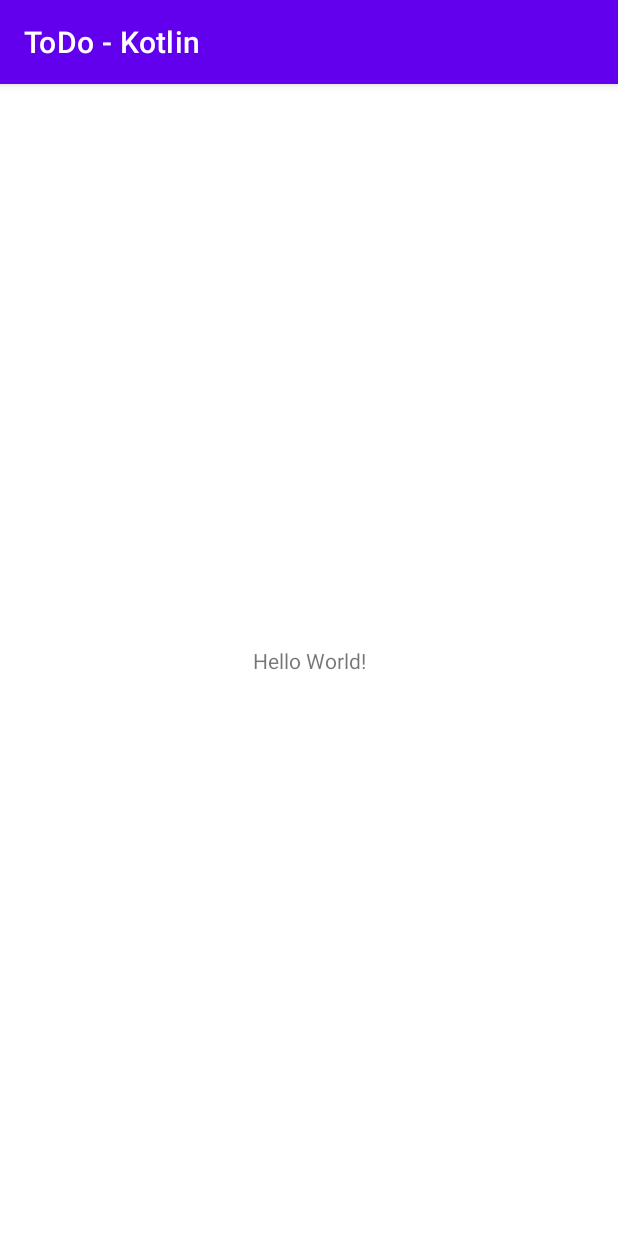
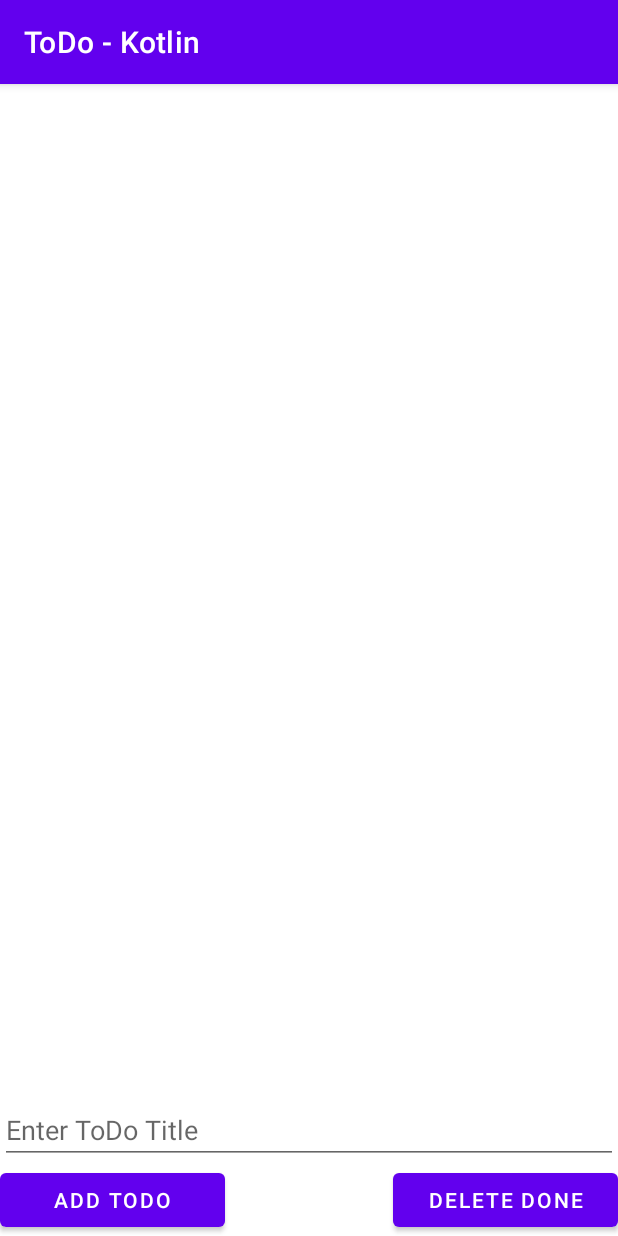
Before and after one commit to TheBardia/ToDo-Kotlin, an Android app: the screen it shows after launch (MainActivity), on a phone screen of 412 x 824 dp. Run offline under Robolectric (Android 15) with nearby library versions, the phone set to English and light mode, and no system bars.

Commit message:
ToDo List running locally
Features currently include:
1. Adding a new ToDo List
2. Checking a ToDo marked as done
3. Deleting all the done ToDo items

```diff
--- a/app/build.gradle
+++ b/app/build.gradle
@@ -1,6 +1,7 @@
 plugins {
     id 'com.android.application'
     id 'kotlin-android'
+    id 'kotlin-android-extensions'
 }
 
 android {
@@ -44,4 +45,5 @@ dependencies {
     androidTestImplementation 'androidx.test.espresso:espresso-core:3.2.0'
 
     implementation 'com.google.android.material:material:1.3.0-alpha02'
+    implementation "org.jetbrains.anko:anko-common:0.8.3"
 }
--- a/app/src/main/AndroidManifest.xml
+++ b/app/src/main/AndroidManifest.xml
@@ -1,6 +1,9 @@
 <?xml version="1.0" encoding="utf-8"?>
 <manifest xmlns:android="http://schemas.android.com/apk/res/android"
     package="com.example.todo_kotlin">
+
+    <uses-permission android:name="android.permission.INTERNET" />
+    <uses-permission android:name="android.permission.ACCESS_NETWORK_STATE" />
 
     <application
         android:allowBackup="true"
--- a/app/src/main/java/com/example/todo_kotlin/MainActivity.kt
+++ b/app/src/main/java/com/example/todo_kotlin/MainActivity.kt
@@ -2,10 +2,40 @@ package com.example.todo_kotlin
 
 import androidx.appcompat.app.AppCompatActivity
 import android.os.Bundle
+import android.widget.Toast
+import androidx.recyclerview.widget.LinearLayoutManager
+import kotlinx.android.synthetic.main.activity_main.*
+import java.net.URL
 
 class MainActivity : AppCompatActivity() {
+
+    private lateinit var toDoAdapter: ToDoAdapter
+
     override fun onCreate(savedInstanceState: Bundle?) {
         super.onCreate(savedInstanceState)
         setContentView(R.layout.activity_main)
+
+        toDoAdapter = ToDoAdapter(mutableListOf())
+
+        rvToDoItems.adapter = toDoAdapter
+        rvToDoItems.layoutManager = LinearLayoutManager(this)
+
+        btnAddToDo.setOnClickListener {
+            val todoTitle = etToDoTitle.text.toString()
+            if(todoTitle.isNotEmpty()) {
+                val todo = ToDo(todoTitle)
+                toDoAdapter.addToDo(todo)
+                etToDoTitle.text.clear()
+            }
+
+            val text = "Hello toast!"
+            val duration = Toast.LENGTH_SHORT
+            val toast = Toast.makeText(applicationContext, text, duration)
+            toast.show()
+        }
+
+        btnDeleteDoneToDos.setOnClickListener {
+            toDoAdapter.deleteDoneToDos()
+        }
     }
 }
--- /dev/null
+++ b/app/src/main/java/com/example/todo_kotlin/ToDo.kt
@@ -0,0 +1,6 @@
+package com.example.todo_kotlin
+
+data class ToDo (
+    val title: String,
+    var isChecked: Boolean = false
+)
--- a/app/src/main/res/layout/activity_main.xml
+++ b/app/src/main/res/layout/activity_main.xml
@@ -6,13 +6,40 @@
     android:layout_height="match_parent"
     tools:context=".MainActivity">
 
-    <TextView
-        android:layout_width="wrap_content"
-        android:layout_height="wrap_content"
-        android:text="Hello World!"
-        app:layout_constraintBottom_toBottomOf="parent"
-        app:layout_constraintLeft_toLeftOf="parent"
-        app:layout_constraintRight_toRightOf="parent"
+    <androidx.recyclerview.widget.RecyclerView
+        android:id="@+id/rvToDoItems"
+        android:layout_width="match_parent"
+        android:layout_height="0dp"
+        app:layout_constraintBottom_toTopOf="@+id/etToDoTitle"
+        app:layout_constraintEnd_toEndOf="parent"
+        app:layout_constraintHorizontal_bias="1.0"
+        app:layout_constraintStart_toStartOf="parent"
         app:layout_constraintTop_toTopOf="parent" />
 
+    <EditText
+        android:id="@+id/etToDoTitle"
+        android:layout_width="0dp"
+        android:layout_height="wrap_content"
+        android:hint="Enter ToDo Title"
+        app:layout_constraintBottom_toTopOf="@+id/btnAddToDo"
+        app:layout_constraintEnd_toEndOf="parent"
+        app:layout_constraintHorizontal_bias="1.0"
+        app:layout_constraintStart_toStartOf="parent" />
+
+    <Button
+        android:id="@+id/btnAddToDo"
+        android:layout_width="150dp"
+        android:layout_height="wrap_content"
+        android:text="Add ToDo"
+        app:layout_constraintBottom_toBottomOf="parent"
+        app:layout_constraintStart_toStartOf="parent" />
+
+    <Button
+        android:id="@+id/btnDeleteDoneToDos"
+        android:layout_width="150dp"
+        android:layout_height="wrap_content"
+        android:text="Delete Done"
+        app:layout_constraintBottom_toBottomOf="parent"
+        app:layout_constraintEnd_toEndOf="parent" />
+
 </androidx.constraintlayout.widget.ConstraintLayout>
```
Also changed, not shown: app/src/main/java/com/example/todo_kotlin/ToDoAdapter.kt (added, +67 -0 lines), app/src/main/res/layout/item_todo.xml (added, +30 -0 lines).
